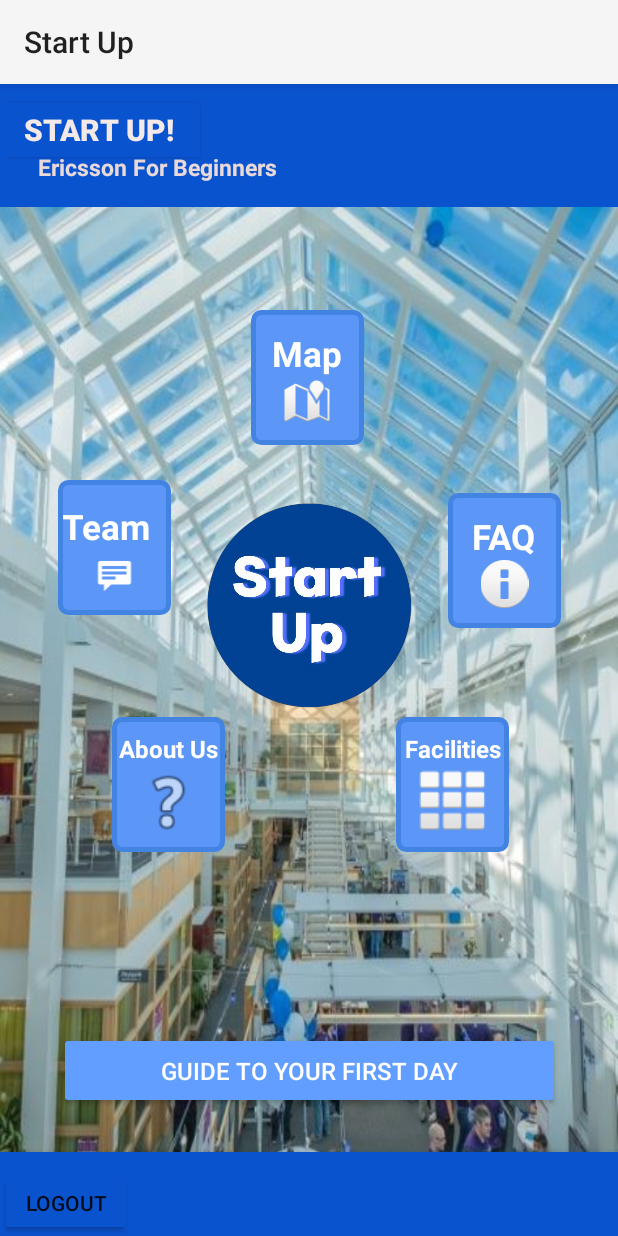
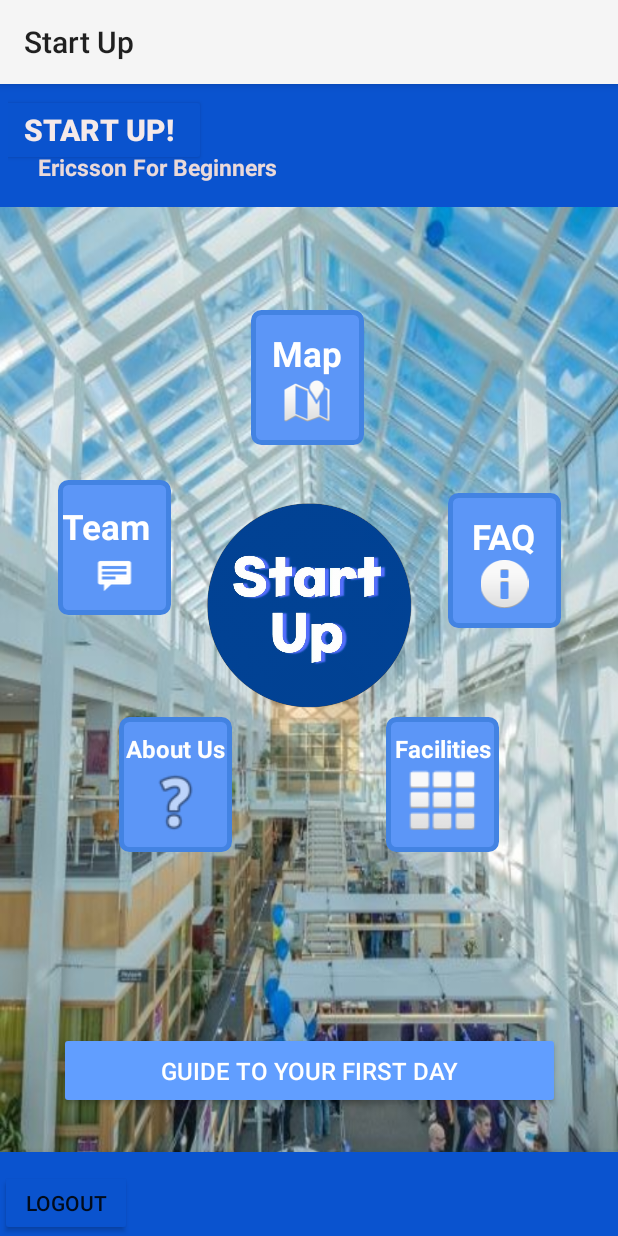
Before and after one commit to rachelr12343/Start-up, an Android app: the MainActivity screen opened directly, with no data from a screen before it, on a phone screen of 412 x 824 dp. Run offline under Robolectric (Android 15) with nearby library versions, the phone set to English and light mode, and no system bars.

Commit message:
Few bits moved slightly

```diff
--- a/app/src/main/res/layout/activity_main.xml
+++ b/app/src/main/res/layout/activity_main.xml
@@ -14,13 +14,13 @@
 
         <LinearLayout
             android:id="@+id/facilitiesBtn"
-            android:background="@drawable/layout"
             android:layout_width="75dp"
             android:layout_height="90dp"
+            android:background="@drawable/layout"
             android:orientation="vertical"
             app:layout_constraintBottom_toBottomOf="parent"
             app:layout_constraintEnd_toEndOf="parent"
-            app:layout_constraintHorizontal_bias="0.785"
+            app:layout_constraintHorizontal_bias="0.764"
             app:layout_constraintStart_toStartOf="parent"
             app:layout_constraintTop_toTopOf="parent"
             app:layout_constraintVertical_bias="0.622">
@@ -46,14 +46,14 @@
 
         <LinearLayout
             android:id="@+id/aboutUsBtn"
-            android:background="@drawable/layout"
             android:layout_width="75dp"
             android:layout_height="90dp"
             android:layout_marginEnd="240dp"
+            android:background="@drawable/layout"
             android:orientation="vertical"
             app:layout_constraintBottom_toBottomOf="parent"
             app:layout_constraintEnd_toEndOf="parent"
-            app:layout_constraintHorizontal_bias="0.772"
+            app:layout_constraintHorizontal_bias="0.822"
             app:layout_constraintStart_toStartOf="parent"
             app:layout_constraintTop_toTopOf="parent"
             app:layout_constraintVertical_bias="0.622">
@@ -62,8 +62,8 @@
                 android:id="@+id/textView9"
                 android:layout_width="wrap_content"
                 android:layout_height="wrap_content"
+                android:layout_gravity="center"
                 android:layout_marginTop="10dp"
-                android:layout_gravity="center"
                 android:text="About Us"
                 android:textAlignment="center"
                 android:textColor="#FEFEFE"
--- a/app/src/main/res/layout/activity_map.xml
+++ b/app/src/main/res/layout/activity_map.xml
@@ -200,7 +200,7 @@
         android:id="@+id/buttonBroc"
         android:layout_width="20dp"
         android:layout_height="22dp"
-        android:layout_marginBottom="524dp"
+        android:layout_marginBottom="544dp"
         android:backgroundTint="#FEFEFE"
         android:text="Button"
         app:layout_constraintBottom_toBottomOf="parent"
```
